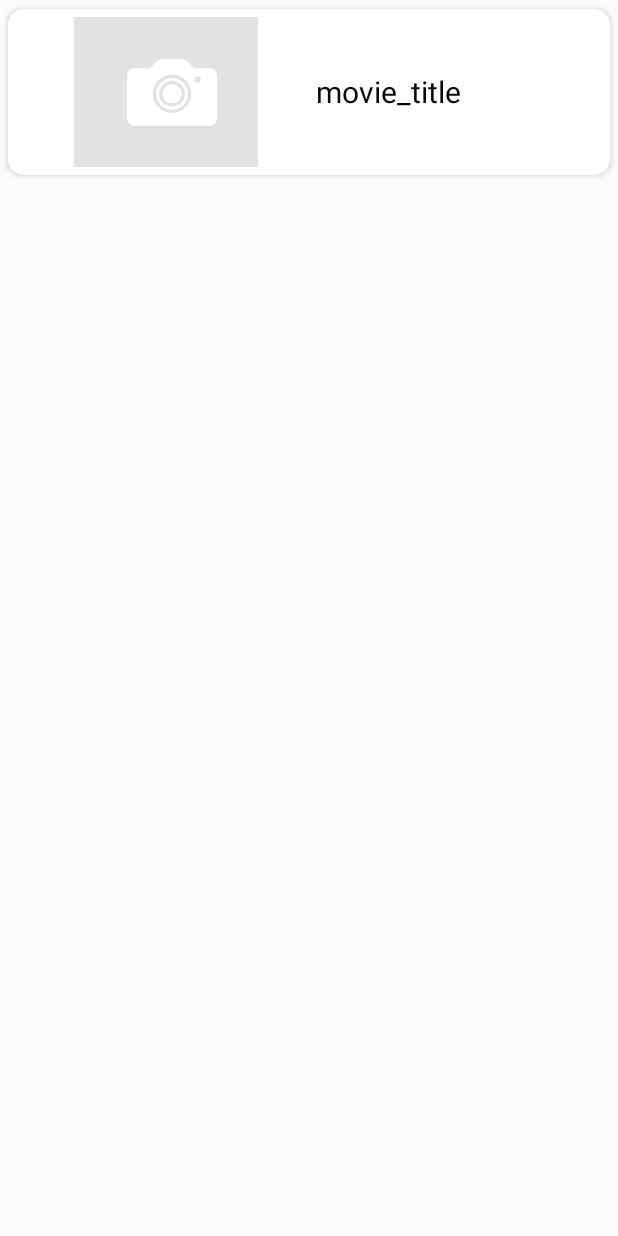
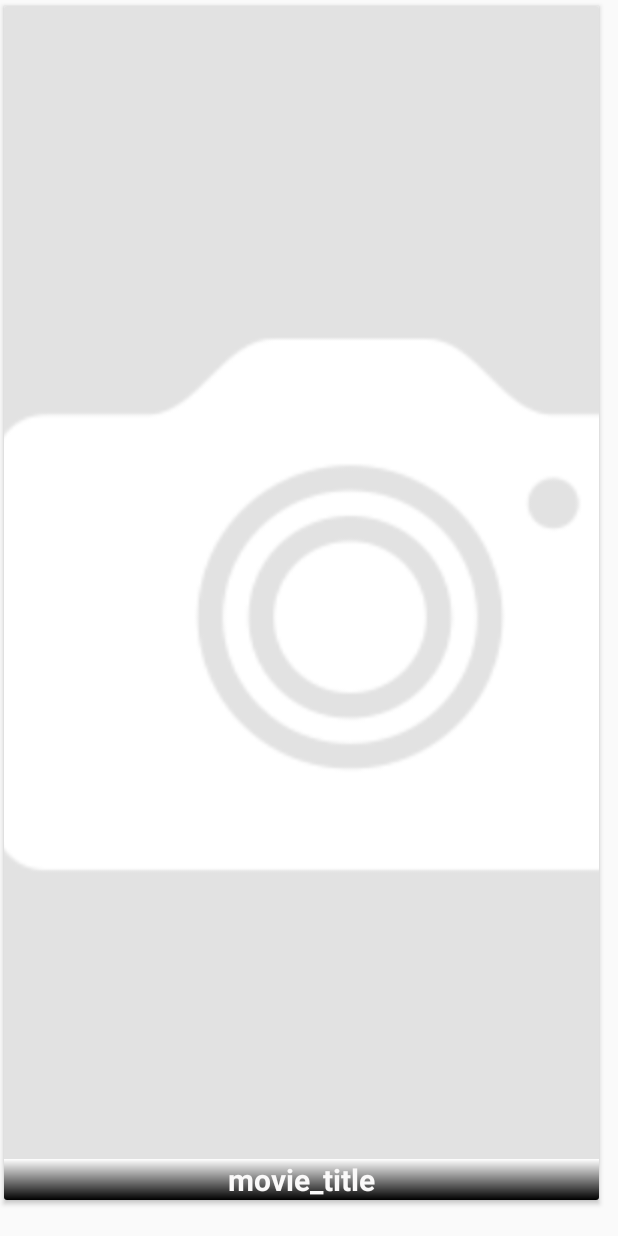
Before and after one commit to GaneshShetty951/Task_chumbak, an Android app: the layout card.xml on its own in the app's theme, with its tools: preview values and no code run, on a phone screen of 412 x 824 dp. Run offline under Robolectric (Android 15) with nearby library versions, the phone set to English and light mode, and no system bars.

Commit message:
Gradient done

```diff
--- a/app/src/main/java/com/example/ganeshshetty/task_chumbak/MovieAdapter.java
+++ b/app/src/main/java/com/example/ganeshshetty/task_chumbak/MovieAdapter.java
@@ -2,6 +2,7 @@ package com.example.ganeshshetty.task_chumbak;
 
 import android.content.Context;
 import android.content.Intent;
+import android.graphics.Typeface;
 import android.support.v7.widget.RecyclerView;
 import android.text.TextUtils;
 import android.view.LayoutInflater;
@@ -59,6 +60,8 @@ public class MovieAdapter extends RecyclerView.Adapter<MovieAdapter.CustomViewHo
             itemView.setOnClickListener(this);
             this.thumbnail=(ImageView) itemView.findViewById(R.id.thumbnail);
             this.title=(TextView) itemView.findViewById(R.id.title);
+            Typeface typeface=Typeface.createFromAsset(pContext.getAssets(),"font/Roboto-MediumItalic.ttf");
+            this.title.setTypeface(typeface);
         }
 
 
--- /dev/null
+++ b/app/src/main/res/drawable/grad.xml
@@ -0,0 +1,8 @@
+<?xml version="1.0" encoding="utf-8"?>
+<shape xmlns:android="http://schemas.android.com/apk/res/android"
+    android:shape="rectangle">
+    <gradient
+        android:startColor="#ffffff"
+        android:endColor="#000000"
+        android:angle="-180" />
+</shape>
--- a/app/src/main/res/layout-land/card.xml
+++ b/app/src/main/res/layout-land/card.xml
@@ -1,29 +1,32 @@
 <?xml version="1.0" encoding="utf-8"?>
-<android.support.v7.widget.CardView android:layout_width="match_parent"
+<android.support.v7.widget.CardView android:layout_width="wrap_content"
     android:layout_height="wrap_content"
     xmlns:app="http://schemas.android.com/apk/res-auto"
     xmlns:cardview="http://schemas.android.com/apk/res-auto"
     xmlns:android="http://schemas.android.com/apk/res/android"
     android:layout_marginBottom="20dp"
+    android:layout_marginRight="10dp"
     android:elevation="5dp"
-    app:cardCornerRadius="10dp"
-    cardview:cardUseCompatPadding="true">
+    app:cardCornerRadius="20dp"
+    cardview:cardUseCompatPadding="true"
+    >
 
     <RelativeLayout
-        android:layout_width="match_parent"
+        android:layout_width="wrap_content"
         android:layout_height="wrap_content"
         android:layout_margin="5dp">
         <ImageView
-            android:layout_width="200dp"
+            android:layout_width="match_parent"
             android:layout_height="100dp"
             android:id="@+id/thumbnail"
             android:src="@drawable/image"/>
         <TextView
-            android:layout_width="match_parent"
+            android:layout_width="wrap_content"
             android:layout_height="wrap_content"
             android:id="@+id/title"
-            android:layout_toRightOf="@+id/thumbnail"
+            android:layout_below="@+id/thumbnail"
             android:layout_centerVertical="true"
+            android:layout_centerHorizontal="true"
             android:text="@string/title"
             android:textSize="20sp"
             android:textColor="#050505" />
--- a/app/src/main/res/layout/card.xml
+++ b/app/src/main/res/layout/card.xml
@@ -1,32 +1,35 @@
 <?xml version="1.0" encoding="utf-8"?>
-<android.support.v7.widget.CardView android:layout_width="match_parent"
+<android.support.v7.widget.CardView android:layout_width="wrap_content"
     android:layout_height="wrap_content"
     xmlns:app="http://schemas.android.com/apk/res-auto"
     xmlns:cardview="http://schemas.android.com/apk/res-auto"
     xmlns:android="http://schemas.android.com/apk/res/android"
     android:layout_marginBottom="20dp"
+    android:layout_marginRight="10dp"
     android:elevation="5dp"
-    app:cardCornerRadius="10dp"
-    cardview:cardUseCompatPadding="true"
+    app:cardUseCompatPadding="true"
     >
 
     <RelativeLayout
+        android:layout_width="wrap_content"
+        android:layout_height="wrap_content">
+    <ImageView
         android:layout_width="match_parent"
-        android:layout_height="wrap_content"
-        android:layout_margin="5dp">
-    <ImageView
-        android:layout_width="200dp"
-        android:layout_height="100dp"
+        android:layout_height="match_parent"
         android:id="@+id/thumbnail"
+        android:scaleType="centerCrop"
         android:src="@drawable/image"/>
     <TextView
         android:layout_width="match_parent"
         android:layout_height="wrap_content"
         android:id="@+id/title"
-        android:layout_toRightOf="@+id/thumbnail"
-        android:layout_centerVertical="true"
+        android:background="@drawable/grad"
+        android:gravity="bottom|center"
+        android:layout_alignBottom="@+id/thumbnail"
         android:text="@string/title"
+        android:textStyle="bold"
         android:textSize="20sp"
-        android:textColor="#050505" />
+        android:textColor="#faf9f9"
+        android:layout_alignRight="@+id/thumbnail" />
     </RelativeLayout>
 </android.support.v7.widget.CardView>
--- a/build.gradle
+++ b/build.gradle
@@ -5,7 +5,7 @@ buildscript {
         jcenter()
     }
     dependencies {
-        classpath 'com.android.tools.build:gradle:2.2.3'
+        classpath 'com.android.tools.build:gradle:2.3.0'
 
         // NOTE: Do not place your application dependencies here; they belong
         // in the individual module build.gradle files
```
Also changed, not shown: app/build.gradle (+8 -5 lines), app/src/main/java/com/example/ganeshshetty/task_chumbak/ApiClient.java (added, +25 -0 lines), app/src/main/java/com/example/ganeshshetty/task_chumbak/ApiInterface.java (added, +14 -0 lines), app/src/main/java/com/example/ganeshshetty/task_chumbak/MainActivity.java (+94 -56 lines), app/src/main/java/com/example/ganeshshetty/task_chumbak/Movie.java (+8 -2 lines), app/src/main/java/com/example/ganeshshetty/task_chumbak/MovieResponse.java (added, +52 -0 lines), app/src/main/assets/font/Roboto-MediumItalic.ttf (added), gradle/wrapper/gradle-wrapper.properties.
